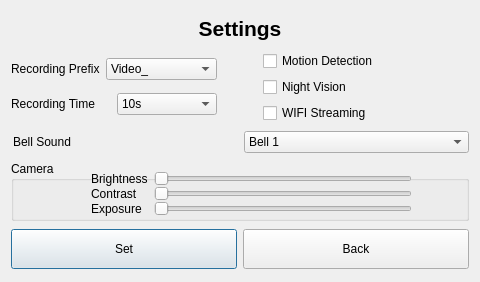
Qt form settings_dialog.ui (SaadOjo/peephole_blind) before a commit.
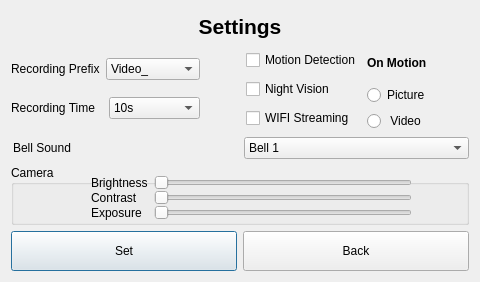
The same form after that commit.

```diff
--- a/settings_dialog.ui
+++ b/settings_dialog.ui
@@ -151,6 +151,37 @@
        </item>
       </layout>
      </item>
+     <item>
+      <layout class="QVBoxLayout" name="verticalLayout_4">
+       <item>
+        <widget class="QLabel" name="label_8">
+         <property name="font">
+          <font>
+           <weight>75</weight>
+           <bold>true</bold>
+          </font>
+         </property>
+         <property name="text">
+          <string>On Motion</string>
+         </property>
+        </widget>
+       </item>
+       <item>
+        <widget class="QRadioButton" name="action_picture_rb">
+         <property name="text">
+          <string>Picture</string>
+         </property>
+        </widget>
+       </item>
+       <item>
+        <widget class="QRadioButton" name="action_video_rb">
+         <property name="text">
+          <string> Video </string>
+         </property>
+        </widget>
+       </item>
+      </layout>
+     </item>
     </layout>
    </item>
    <item>
```
